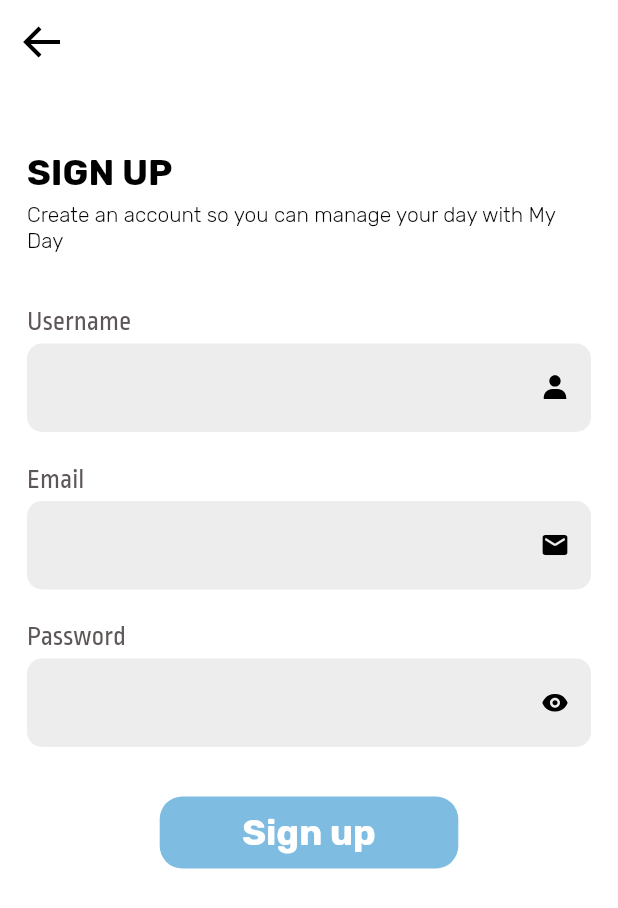
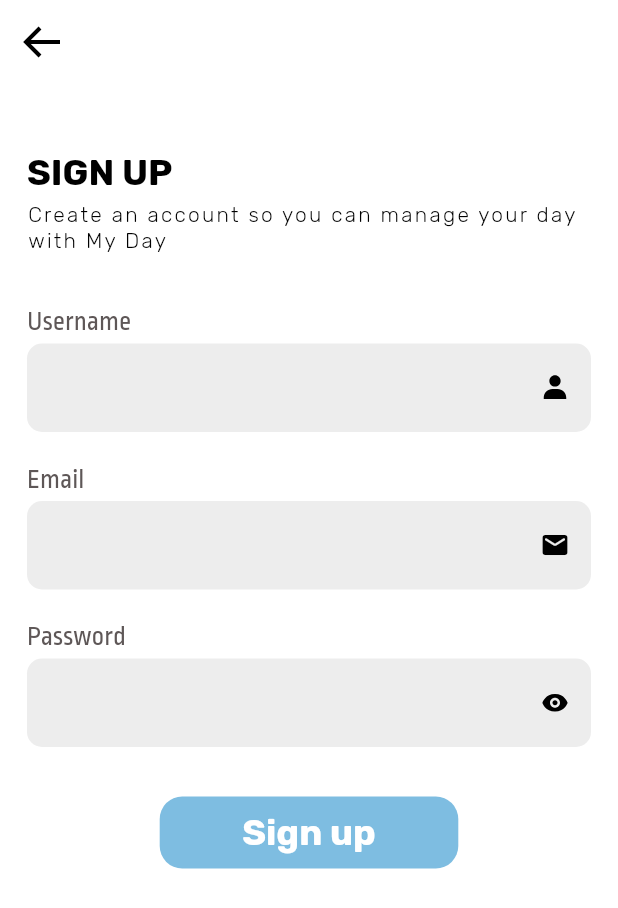
Before and after one commit to GoldyNajma/my_day, a Flutter app: the screen it shows after launch, after a tap on "Sign in", after a tap on "SIGN UP", on a phone screen of 412 x 824 dp. Shown: the top 908 px of the screen. Run offline on Flutter 3.47's test engine with Material 2 defaults, Android fonts, the phone set to English and light mode, and no system bars; our stand-ins replace firebase_core, firebase_messaging, flutter_boxicons; accounts and stored records are empty.

Commit message:
Revises theme implementation in some widgets

```diff
--- a/lib/modules/home/widgets/drawer/sign_out_button.dart
+++ b/lib/modules/home/widgets/drawer/sign_out_button.dart
@@ -13,7 +13,6 @@ class SignOutButton extends StatelessWidget {
       buttonColor: themeData.errorColor,
       padding: const EdgeInsets.symmetric(horizontal: 31, vertical: 12),
       text: 'Sign Out',
-      textSize: 14,
       onPressed: () {
         Navigator.pushAndRemoveUntil(context, MaterialPageRoute(
           builder: (_) => const SignInScreen(),
--- a/lib/modules/notification/notification_screen.dart
+++ b/lib/modules/notification/notification_screen.dart
@@ -5,7 +5,6 @@ import 'package:my_day/modules/notification/widgets/no_notification_widget.dart'
 import 'package:my_day/modules/notification/widgets/notification_group.dart';
 import 'package:my_day/modules/notification/widgets/notification_item.dart';
 import 'package:my_day/utils/widgets/my_day_back_app_bar.dart';
-import 'package:my_day/utils/widgets/my_day_overscroll_glow_disallower.dart';
 
 class NotificationScreen extends StatefulWidget {
   const NotificationScreen({ Key? key }) : super(key: key);
@@ -97,7 +96,7 @@ class _NotificationScreenState extends State<NotificationScreen> {
     }
 
     return Scaffold(
-      appBar: MyDayBackAppBar(),
+      appBar: const MyDayBackAppBar(),
       body: Column(
         crossAxisAlignment: CrossAxisAlignment.start,
         children: <Widget>[
@@ -107,7 +106,6 @@ class _NotificationScreenState extends State<NotificationScreen> {
           ),
           const SizedBox(height: 4),
           Expanded(
-            child: MyDayOverscrollGlowDisallower(
             child: groupedNotifications.isEmpty
               ? MediaQuery.of(context).orientation == Orientation.portrait
                 ? const Center(child: const NoNotificationWidget())
@@ -133,7 +131,6 @@ class _NotificationScreenState extends State<NotificationScreen> {
                     )).toList(),
                 ),
           ),
-          ),
         ],
       ),
     );
--- a/lib/modules/sign_in/sign_in_screen.dart
+++ b/lib/modules/sign_in/sign_in_screen.dart
@@ -1,21 +1,18 @@
 import 'package:flutter/material.dart';
-import 'package:my_day/common/my_day_colors.dart';
 import 'package:my_day/modules/sign_in/widgets/my_day_logo.dart';
 import 'package:my_day/modules/sign_in/widgets/sign_in_form.dart';
 import 'package:my_day/modules/sign_up/sign_up_screen.dart';
+import 'package:my_day/utils/widgets/my_day_overscroll_glow_disallower.dart';
 
 class SignInScreen extends StatelessWidget {
   const SignInScreen({ Key? key }) : super(key: key);
 
   @override
   Widget build(BuildContext context) {
+    TextTheme textTheme = Theme.of(context).textTheme;
+
     return Scaffold(
-      backgroundColor: MyDayColors.white,
-      body: NotificationListener<OverscrollIndicatorNotification>(
-        onNotification: (overscroll) {
-          overscroll.disallowGlow();
-          return false;
-        },
+      body: MyDayOverscrollGlowDisallower(
         child: SingleChildScrollView(
           child: Padding(
             padding: const EdgeInsets.symmetric(
@@ -32,13 +29,10 @@ class SignInScreen extends StatelessWidget {
                 Row(
                   mainAxisSize: MainAxisSize.min,
                   children: <Widget>[
-                    const Text("Don't have an account?",
-                      style: const TextStyle(
-                        color: MyDayColors.black,
+                    Text("Don't have an account?",
+                      style: textTheme.bodyText2!.apply(
                         fontFamily: 'Ropa Sans',
-                        fontSize: 15,
-                        fontStyle: FontStyle.normal,
-                        fontWeight: FontWeight.w400,
+                        fontSizeDelta: 1,
                       ),
                     ),
                     const SizedBox(width: 7),
@@ -46,12 +40,8 @@ class SignInScreen extends StatelessWidget {
                       onPressed: () => Navigator.push(context, MaterialPageRoute(
                         builder: (_) => const SignUpScreen()
                       )),
-                      child: const Text('SIGN UP', style: const TextStyle(
-                        color: MyDayColors.black,
-                        fontFamily: 'Rubik',
-                        fontSize: 13,
-                        fontStyle: FontStyle.normal,
-                        fontWeight: FontWeight.w700,
+                      child: Text('SIGN UP', style: textTheme.button!.apply(
+                        fontSizeDelta: -1,
                       )),
                     ),
                   ],
--- a/lib/modules/sign_in/widgets/my_day_logo.dart
+++ b/lib/modules/sign_in/widgets/my_day_logo.dart
@@ -1,29 +1,28 @@
 import 'package:flutter/material.dart';
 import 'package:flutter_boxicons/flutter_boxicons.dart';
-import 'package:my_day/common/my_day_colors.dart';
 
 class MyDayLogo extends StatelessWidget {
   const MyDayLogo({ Key? key }) : super(key: key);
 
   @override
   Widget build(BuildContext context) {
+    ThemeData themeData = Theme.of(context);
+    TextTheme textTheme = themeData.textTheme;
+
     return IntrinsicHeight(
       child: Row(
         crossAxisAlignment: CrossAxisAlignment.stretch,
         children: <Widget>[
-          const Text('My \nDay', style: const TextStyle(
-            color: MyDayColors.blue,
-            fontFamily: 'Rubik',
-            fontSize: 72,
+          Text('My \nDay', style: textTheme.headline1!.apply(
+            color: themeData.accentColor,
             fontStyle: FontStyle.italic,
-            fontWeight: FontWeight.w900,
           )),
           const SizedBox(width: 14),
           Container(
             alignment: Alignment.bottomLeft,
-            child: const Icon(Boxicons.bxs_check_circle,
+            child: Icon(Boxicons.bxs_check_circle,
               size: 76,
-              color: MyDayColors.blue,
+              color: themeData.accentColor,
             ),
           ),
         ],
--- a/lib/modules/sign_in/widgets/sign_in_form.dart
+++ b/lib/modules/sign_in/widgets/sign_in_form.dart
@@ -1,5 +1,4 @@
 import 'package:flutter/material.dart';
-import 'package:my_day/common/my_day_colors.dart';
 import 'package:my_day/modules/home/home_screen.dart';
 import 'package:my_day/utils/widgets/auth/my_day_email_field.dart';
 import 'package:my_day/utils/widgets/auth/my_day_password_field.dart';
@@ -63,11 +62,10 @@ class _SignInFormState extends State<SignInForm> {
           ),
           const SizedBox(height: 31),
           MyDayRoundedButton(
-            buttonColor: MyDayColors.blue,
+            buttonColor: Theme.of(context).accentColor,
             padding: const EdgeInsets.symmetric(horizontal: 55, vertical: 10),
             text: 'Sign in',
-            textColor: MyDayColors.white,
-            textSize: 24,
+            textStyle: const TextStyle(fontSize: 24),
             onPressed: _validateForm,
           ),
         ],
--- a/lib/modules/sign_up/sign_up_screen.dart
+++ b/lib/modules/sign_up/sign_up_screen.dart
@@ -1,29 +1,18 @@
 import 'package:flutter/material.dart';
-import 'package:flutter_boxicons/flutter_boxicons.dart';
-import 'package:my_day/common/my_day_colors.dart';
 import 'package:my_day/modules/sign_up/widgets/sign_up_form.dart';
+import 'package:my_day/utils/widgets/my_day_back_app_bar.dart';
+import 'package:my_day/utils/widgets/my_day_overscroll_glow_disallower.dart';
 
 class SignUpScreen extends StatelessWidget {
   const SignUpScreen({ Key? key }) : super(key: key);
 
   @override
   Widget build(BuildContext context) {
+    TextTheme textTheme = Theme.of(context).textTheme;
+
     return Scaffold(
-      appBar: AppBar(
-        backgroundColor: MyDayColors.white,
-        elevation: 0,
-        leading: IconButton(
-          icon: const Icon(Boxicons.bx_arrow_back),
-          onPressed: () => Navigator.pop(context),
-          color: MyDayColors.black,
-          iconSize: 32,
-        ),
-      ),
-      body: NotificationListener<OverscrollIndicatorNotification>(
-        onNotification: (overscroll) {
-          overscroll.disallowGlow();
-          return false;
-        },
+      appBar: const MyDayBackAppBar(),
+      body: MyDayOverscrollGlowDisallower(
         child: SingleChildScrollView(
           child: Padding(
             padding: const EdgeInsets.symmetric(
@@ -32,24 +21,12 @@ class SignUpScreen extends StatelessWidget {
             ),
             child: Column(
               crossAxisAlignment: CrossAxisAlignment.start,
-              children: const <Widget>[
+              children: <Widget>[
                 const SizedBox(height: 45),
-                const Text('SIGN UP', style: const TextStyle(
-                  color: MyDayColors.black,
-                  fontFamily: 'Rubik',
-                  fontSize: 24,
-                  fontStyle: FontStyle.normal,
-                  fontWeight: FontWeight.w700,
-                )),
+                Text('SIGN UP', style: textTheme.headline6),
                 const SizedBox(height: 6),
-                const Text('Create an account so you can manage your day with My Day',
-                  style: const TextStyle(
-                    color: MyDayColors.black,
-                    fontFamily: 'Rubik',
-                    fontSize: 14,
-                    fontStyle: FontStyle.normal,
-                    fontWeight: FontWeight.w300,
-                  ),
+                Text('Create an account so you can manage your day with My Day',
+                  style: textTheme.overline,
                 ),
                 const SizedBox(height: 36),
                 const SignUpForm(),
--- a/lib/modules/sign_up/widgets/sign_up_form.dart
+++ b/lib/modules/sign_up/widgets/sign_up_form.dart
@@ -25,6 +25,7 @@ class _SignUpFormState extends State<SignUpForm> {
 
     if(formIsValid) {
       print('~~~~~~~~~~~~~~valid~~~~~~~~~~~~~~');
+      Navigator.pop(context);
     } else {
       print('~~~~~~~~~~~~not valid~~~~~~~~~~~~');
     }
@@ -78,11 +79,10 @@ class _SignUpFormState extends State<SignUpForm> {
           ),
           const SizedBox(height: 33),
           MyDayRoundedButton(
-            buttonColor: MyDayColors.blue,
+            buttonColor: Theme.of(context).accentColor,
             padding: const EdgeInsets.symmetric(horizontal: 55, vertical: 10),
             text: 'Sign up',
-            textColor: MyDayColors.white,
-            textSize: 24,
+            textStyle: const TextStyle(fontSize: 24),
             onPressed: _validateForm,
           ),
         ],
--- a/lib/utils/widgets/auth/my_day_password_field.dart
+++ b/lib/utils/widgets/auth/my_day_password_field.dart
@@ -23,8 +23,8 @@ class _MyDayPasswordFieldState extends State<MyDayPasswordField> {
   String? _validatePassword(String? password) {
     if (password == null || password.isEmpty) {
       return 'Required field.';
-    } else if (password.length < 6) {
-      return 'Should be at least 6 characters long.';
+    } else if (password.length < 8) {
+      return 'Should be at least 8 characters long.';
     }
     return null;
   }
--- a/lib/utils/widgets/my_day_main_app_bar.dart
+++ b/lib/utils/widgets/my_day_main_app_bar.dart
@@ -1,6 +1,5 @@
 import 'package:flutter/material.dart';
 import 'package:flutter_boxicons/flutter_boxicons.dart';
-import 'package:my_day/common/my_day_colors.dart';
 import 'package:my_day/modules/notification/notification_screen.dart';
 
 class MyDayMainAppBar extends StatelessWidget implements PreferredSizeWidget {
@@ -10,7 +9,8 @@ class MyDayMainAppBar extends StatelessWidget implements PreferredSizeWidget {
 
   @override
   Widget build(BuildContext context) {
-    TextTheme textTheme = Theme.of(context).textTheme;
+    ThemeData themeData = Theme.of(context);
+    TextTheme textTheme = themeData.textTheme;
     ScaffoldState scaffoldState = Scaffold.of(context);
 
     return AppBar(
@@ -21,7 +21,9 @@ class MyDayMainAppBar extends StatelessWidget implements PreferredSizeWidget {
         },
         iconSize: 25,
       ),
-      title: Text('MY DAY', style: textTheme.headline6!.apply(color: MyDayColors.blue)),
+      title: Text('MY DAY', style: textTheme.headline6!.apply(
+        color: themeData.accentColor,
+      )),
       actions: [
         IconButton(
           icon: const Icon(Boxicons.bxs_bell),
--- a/lib/utils/widgets/my_day_rounded_button.dart
+++ b/lib/utils/widgets/my_day_rounded_button.dart
@@ -6,8 +6,7 @@ class MyDayRoundedButton extends StatelessWidget {
   final EdgeInsetsGeometry? padding;
   final Color? buttonColor;
   final String? text;
-  final double? textSize;
-  final Color? textColor;
+  final TextStyle? textStyle;
 
   const MyDayRoundedButton({
     Key? key,
@@ -15,28 +14,25 @@ class MyDayRoundedButton extends StatelessWidget {
     this.padding,
     this.buttonColor,
     this.text,
-    this.textSize,
-    this.textColor,
+    this.textStyle,
   }) : super(key: key);
 
   @override
   Widget build(BuildContext context) {
+    TextTheme textTheme = Theme.of(context).textTheme;
+
     return ElevatedButton(
       onPressed: onPressed,
       style: ElevatedButton.styleFrom(
         padding: padding,
         primary: buttonColor,
-        shape: RoundedRectangleBorder(borderRadius: BorderRadius.circular(15))
+        shape: RoundedRectangleBorder(borderRadius: BorderRadius.circular(15)),
       ).merge(ButtonStyle(
         elevation: MaterialStateProperty.resolveWith<double>((_) => 0),
       )),
-      child: Text(text ?? '', style: TextStyle(
+      child: Text(text ?? '', style: textTheme.button!.apply(
         color: MyDayColors.white,
-        fontFamily: 'Rubik',
-        fontSize: textSize,
-        fontStyle: FontStyle.normal,
-        fontWeight: FontWeight.w700,
-      ))
+      ).merge(this.textStyle))
     );
   }
 }
--- a/lib/utils/widgets/my_day_text_form_field.dart
+++ b/lib/utils/widgets/my_day_text_form_field.dart
@@ -28,7 +28,10 @@ class MyDayTextFormField extends StatelessWidget {
 
   @override
   Widget build(BuildContext context) {
-    TextTheme textTheme = Theme.of(context).textTheme;
+    ThemeData themeData = Theme.of(context);
+    TextTheme textTheme = themeData.textTheme;
+    InputBorder normalInputBorder = _buildInputBorder(Colors.transparent);
+    InputBorder errorInputBorder = _buildInputBorder(themeData.errorColor);
 
     return Column(
       crossAxisAlignment: CrossAxisAlignment.start,
@@ -50,12 +53,14 @@ class MyDayTextFormField extends StatelessWidget {
             fillColor: MyDayColors.brightGrey,
             suffixIcon: suffixIcon,
             contentPadding: const EdgeInsets.all(20),
-            border: InputBorder.none,
-            enabledBorder: _buildInputBorder(Colors.transparent),
-            errorBorder: _buildInputBorder(MyDayColors.red),
-            errorStyle: textTheme.bodyText2!.apply(color: MyDayColors.red),
-            focusedBorder: _buildInputBorder(Colors.transparent),
-            focusedErrorBorder: _buildInputBorder(MyDayColors.red),
+            border: normalInputBorder,
+            enabledBorder: normalInputBorder,
+            errorBorder: errorInputBorder,
+            errorStyle: textTheme.bodyText2!.apply(
+              color: themeData.errorColor,
+            ),
+            focusedBorder: normalInputBorder,
+            focusedErrorBorder: errorInputBorder,
           ),
         ),
       ],
--- a/lib/utils/widgets/task_dialogs/my_day_delete_task_dialog.dart
+++ b/lib/utils/widgets/task_dialogs/my_day_delete_task_dialog.dart
@@ -37,13 +37,13 @@ class MyDayDeleteTaskDialog extends StatelessWidget {
     TextTheme textTheme = themeData.textTheme;
     TextButton confirmDeleteButton = TextButton(
       onPressed: () => _onConfirmDeletePressed(context),
-      child: Text('Yes', style: textTheme.bodyText1!.apply(
+      child: Text('Yes', style: textTheme.button!.apply(
         color: MyDayColors.green,
       )),
     );
     TextButton cancelDeleteButton = TextButton(
       onPressed: () => _onCancelDeletePressed(context),
-      child: Text('No', style: textTheme.bodyText1!.apply(
+      child: Text('No', style: textTheme.button!.apply(
         color: themeData.errorColor,
       )),
     );
--- a/lib/utils/widgets/task_dialogs/my_day_share_task_dialog.dart
+++ b/lib/utils/widgets/task_dialogs/my_day_share_task_dialog.dart
@@ -95,7 +95,6 @@ class _MyDayShareTaskDialogState extends State<MyDayShareTaskDialog> {
                             buttonColor: MyDayColors.green,
                             padding: const EdgeInsets.symmetric(horizontal: 30, vertical: 10),
                             text: 'Share',
-                            textSize: 14,
                           ),
                         ],
                       ),
--- a/lib/utils/widgets/task_dialogs/my_day_task_dialog.dart
+++ b/lib/utils/widgets/task_dialogs/my_day_task_dialog.dart
@@ -83,7 +83,7 @@ class _MyDayTaskDialogState extends State<MyDayTaskDialog> {
           Icon(Boxicons.bx_trash_alt, size: 16),
           const SizedBox(width: 7),
           Text('Delete your task?',
-            style: themeData.textTheme.bodyText1!.apply(
+            style: themeData.textTheme.button!.apply(
               color: themeData.errorColor,
             ),
           ),
```
Lines whose indentation alone changed are shown as unchanged.
